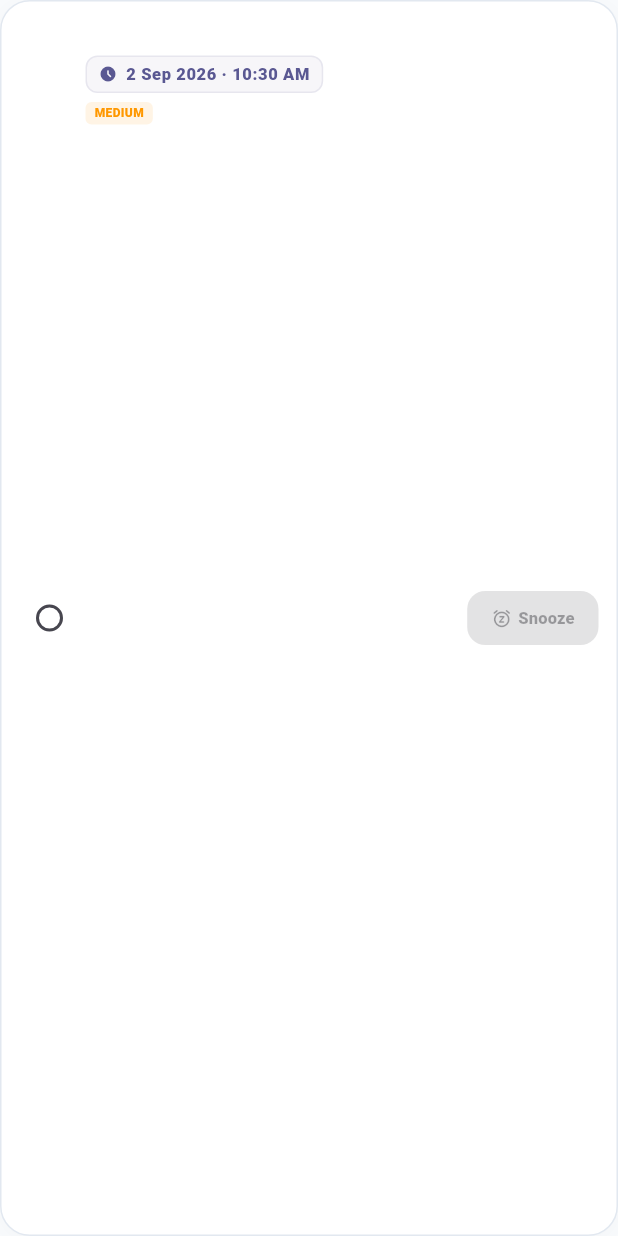
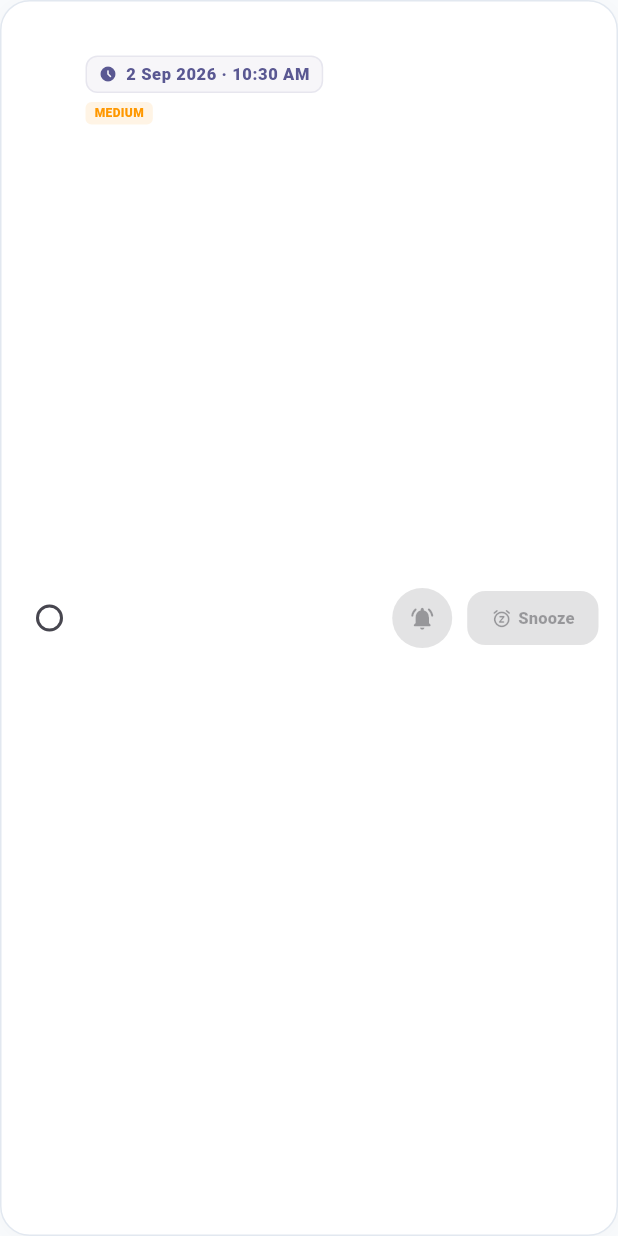
Before and after one commit to ktdata405/kt-remainder-fl, a Flutter app: the ReminderCard widget shown alone on an empty page, opened directly with empty values, on a phone screen of 412 x 824 dp. Run offline on Flutter 3.47's test engine with Material 3 defaults, Android fonts, the phone set to English and light mode, and no system bars; our stand-ins replace flutter_local_notifications, flutter_timezone, package_info_plus, shared_preferences, sqflite, timezone; accounts and stored records are empty; network calls fail.

Commit message:
code fix for the remainders complete when no background and notify now option on the app

```diff
--- a/lib/remainder/widgets/list_view_container.dart
+++ b/lib/remainder/widgets/list_view_container.dart
@@ -19,6 +19,7 @@ class ListViewContainer extends StatefulWidget {
     required this.onRefresh,
     required this.onCancel,
     required this.onComplete,
+    required this.onNotifyNow,
     required this.onSnooze,
     required this.onAdd,
     required this.onEdit,
@@ -35,6 +36,7 @@ class ListViewContainer extends StatefulWidget {
   final Future<void> Function() onRefresh;
   final Future<void> Function(int) onCancel;
   final Future<void> Function(int) onComplete;
+  final Future<void> Function(int) onNotifyNow;
   final Future<void> Function(Reminder) onSnooze;
   final Future<void> Function(Reminder) onAdd;
   final Future<void> Function(Reminder) onEdit;
@@ -231,6 +233,7 @@ class _ListViewContainerState extends State<ListViewContainer> {
         isBusy: widget.busyReminderIds.contains(r.id),
         onTap: () => _openEditSheet(context, r),
         onComplete: () => widget.onComplete(r.id),
+        onNotifyNow: () => widget.onNotifyNow(r.id),
         onSnooze: () => widget.onSnooze(r),
         isReadOnly: isReadOnly,
       ),
--- a/lib/remainder/widgets/reminder_card.dart
+++ b/lib/remainder/widgets/reminder_card.dart
@@ -9,6 +9,7 @@ class ReminderCard extends StatelessWidget {
     required this.isBusy,
     this.onTap,
     this.onComplete,
+    this.onNotifyNow,
     this.onSnooze,
     this.isReadOnly = false,
   });
@@ -17,6 +18,7 @@ class ReminderCard extends StatelessWidget {
   final bool isBusy;
   final VoidCallback? onTap;
   final VoidCallback? onComplete;
+  final VoidCallback? onNotifyNow;
   final VoidCallback? onSnooze;
   final bool isReadOnly;
 
@@ -156,9 +158,16 @@ class ReminderCard extends StatelessWidget {
                   ),
                 ),
                 if (reminder.isActive && !isBusy && !isReadOnly)
-                  Padding(
-                    padding: const EdgeInsets.only(left: 8),
-                    child: FilledButton.tonal(
+                  Row(
+                    mainAxisSize: MainAxisSize.min,
+                    children: [
+                      IconButton.filledTonal(
+                        onPressed: onNotifyNow,
+                        tooltip: 'Notify now',
+                        icon: const Icon(Icons.notifications_active_rounded, size: 18),
+                      ),
+                      const SizedBox(width: 6),
+                      FilledButton.tonal(
                         onPressed: onSnooze,
                         style: FilledButton.styleFrom(
                           padding: const EdgeInsets.symmetric(horizontal: 16),
@@ -173,6 +182,7 @@ class ReminderCard extends StatelessWidget {
                           ],
                         ),
                       ),
+                    ],
                   ),
               ],
             ),
```
Also changed, not shown: lib/remainder/reminder_screen.dart (+16 -1 lines), lib/remainder/reminder_service.dart (+33 -2 lines). Lines whose indentation alone changed are shown as unchanged.
